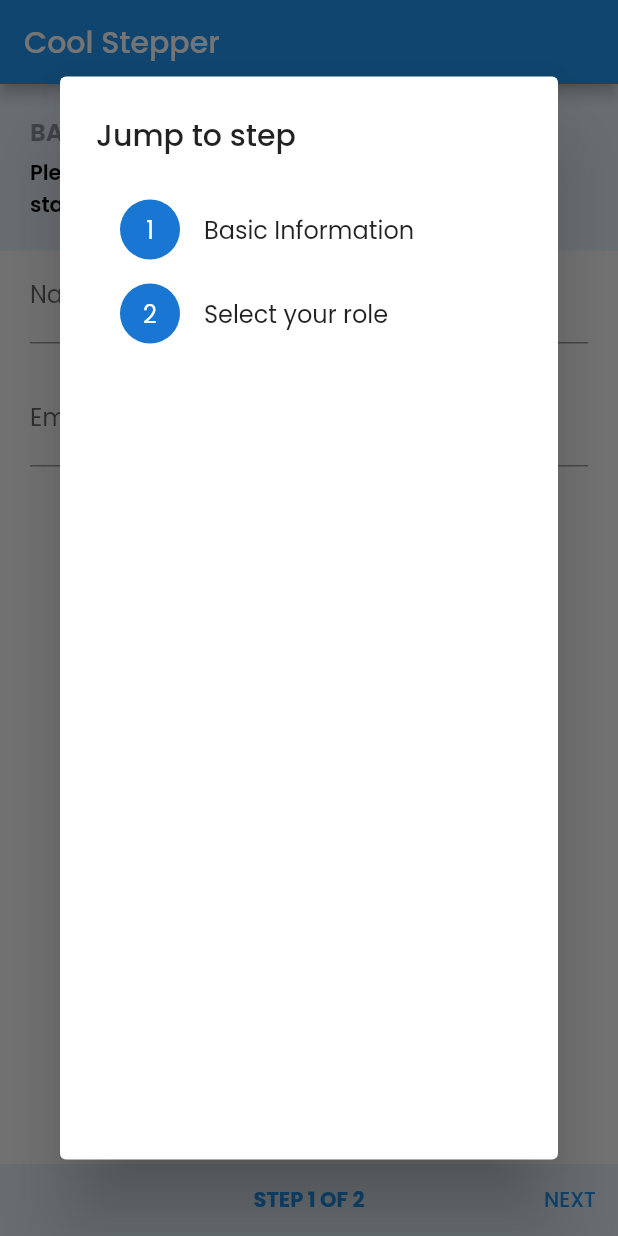
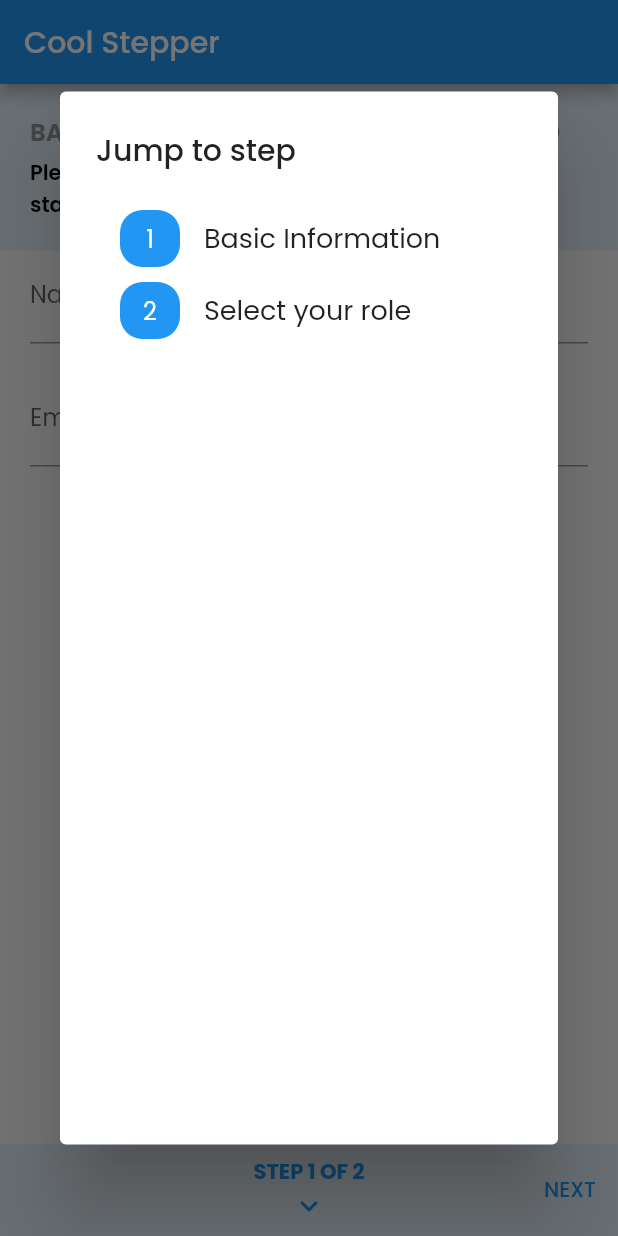
Before and after one commit to Joenl08/flutter-cool-stepper, a Flutter app: the screen it shows after launch, item 2 of the bottom bar chosen, on a phone screen of 412 x 824 dp. Run offline on Flutter 3.47's test engine with Material 2 defaults, Android fonts, the phone set to English and light mode, and no system bars; our stand-ins replace another_flushbar, google_fonts.

Commit message:
Updated UI (minimal)

```diff
--- a/lib/cool_stepper.dart
+++ b/lib/cool_stepper.dart
@@ -125,7 +125,7 @@ class _CoolStepperState extends State<CoolStepper> {
 
   Widget jumpToStepsListContainer(BuildContext dialogContext) {
     return Container(
-      height: MediaQuery.of(context).size.height - 200,
+      height: MediaQuery.of(context).size.height - 220,
       width: MediaQuery.of(context).size.width - 50,
       child: ListView.builder(
         shrinkWrap: true,
@@ -140,8 +140,23 @@ class _CoolStepperState extends State<CoolStepper> {
               Navigator.pop(dialogContext);
             },
             child: ListTile(
-              leading: CircleAvatar(child: Text("${index+1}")),
-              title: Text(widget.steps[index].title),
+              leading: Padding(
+                padding: EdgeInsets.symmetric(vertical: 5.0),
+                child: ClipRRect(
+                  borderRadius: BorderRadius.circular(15.0),
+                  child: Container(
+                    height: 40.0,
+                    width: 40.0,
+                    color: Colors.blue,
+                    child: Center(
+                      child: Text("${index+1}", style: TextStyle(color: Colors.white, fontSize: 16.0),)
+                    ),
+                  ),
+                ),
+              ),
+              title: Text(widget.steps[index].title, style: TextStyle(fontSize: 18.0),),
+              dense: true,
+              // visualDensity: VisualDensity(vertical: -3),
               // subtitle: Text(widget.steps[index].subtitle),
             )
           );
@@ -180,12 +195,19 @@ class _CoolStepperState extends State<CoolStepper> {
           );
         }
       },
-      child: Text(
-        "${widget.config.stepText ?? 'STEP'} ${currentStep + 1} ${widget.config.ofText ?? 'OF'} ${widget.steps.length}",
-        style: TextStyle(
-          fontWeight: FontWeight.bold,
-          color: Colors.blue
-        ),
+      child: Column(
+        mainAxisAlignment: MainAxisAlignment.center,
+        children: [
+          Text(
+            "${widget.config.stepText ?? 'STEP'} ${currentStep + 1} ${widget.config.ofText ?? 'OF'} ${widget.steps.length}",
+            style: TextStyle(
+              fontWeight: FontWeight.bold,
+              color: Colors.blue
+            ),
+          ),
+
+          const Icon(Icons.keyboard_arrow_down_rounded),
+        ],
       ),
     );
 
--- a/lib/src/widgets/cool_stepper_view.dart
+++ b/lib/src/widgets/cool_stepper_view.dart
@@ -53,12 +53,13 @@ class CoolStepperView extends StatelessWidget {
                       visible: config!.icon == null,
                       replacement: config!.icon ?? SizedBox(),
                       child: Icon(
-                          Icons.help_outline,
-                          size: 18,
+                        Icons.info_outline,
+                        size: 20,
                         color: config!.iconColor ?? Colors.black38,
                       ),
                     )
-                    ]),
+                  ]
+                ),
                 SizedBox(height: 5.0),
                 Text(
                   step.subtitle,
```
Lines whose indentation alone changed are shown as unchanged.
